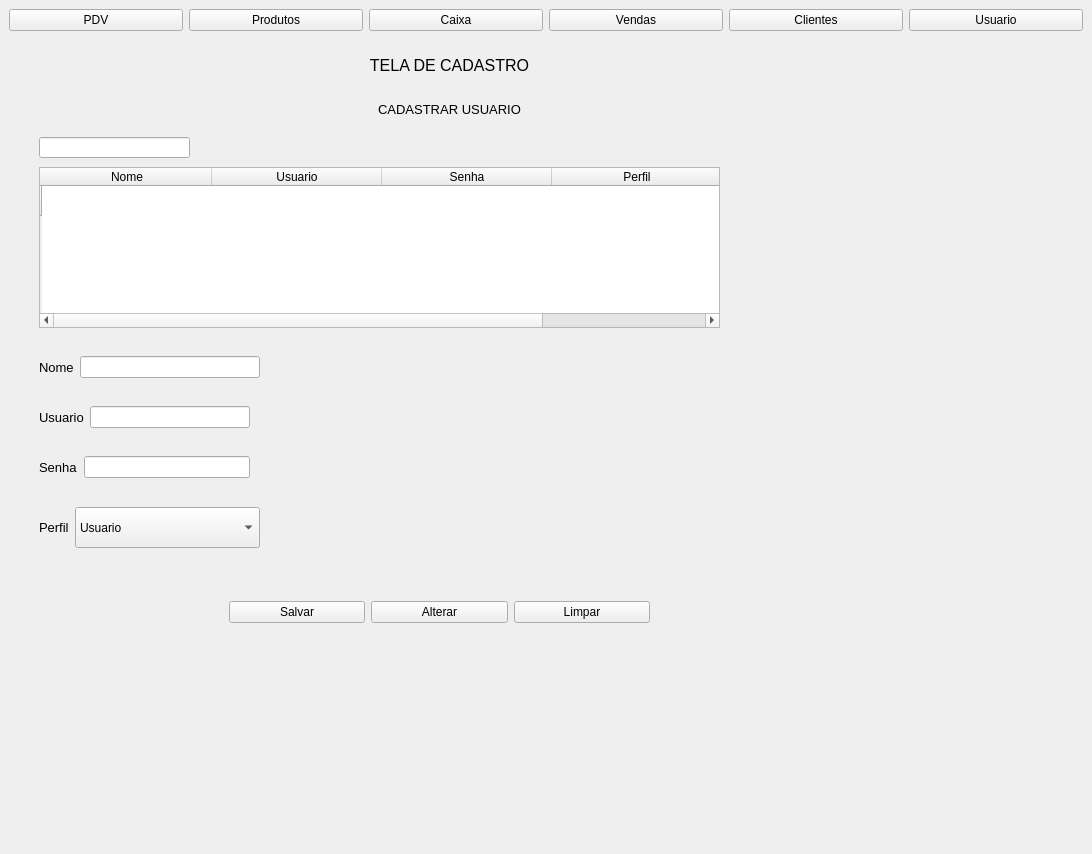
Above: untitled2.ui from Diego-Campos-Soares/Software-PDV before the change. Below: the same form after it.
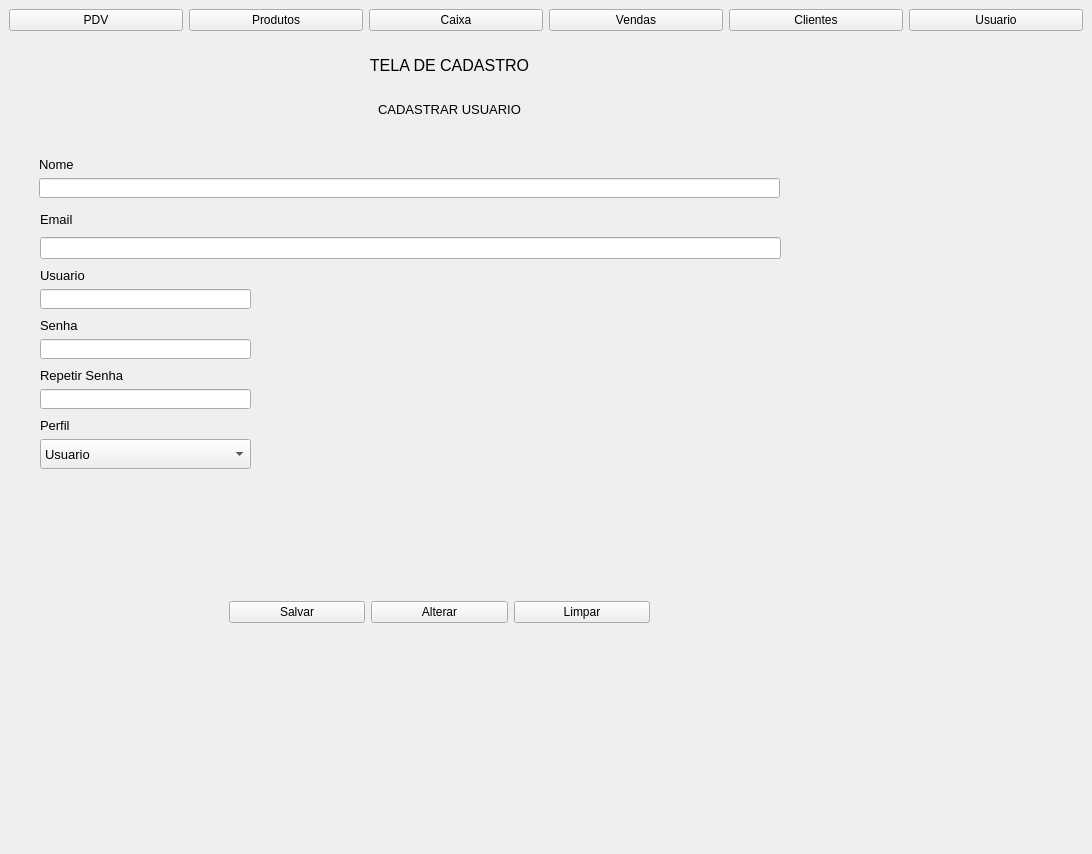
That is the form after the change. The open tabs and pages were chosen to show the change. Icons and pictures are not drawn.

```diff
--- a/untitled2.ui
+++ b/untitled2.ui
@@ -2258,77 +2258,6 @@
        </widget>
       </widget>
       <widget class="QWidget" name="Usuario">
-       <widget class="QTableWidget" name="tabale_user">
-        <property name="enabled">
-         <bool>true</bool>
-        </property>
-        <property name="geometry">
-         <rect>
-          <x>30</x>
-          <y>130</y>
-          <width>681</width>
-          <height>161</height>
-         </rect>
-        </property>
-        <property name="contextMenuPolicy">
-         <enum>Qt::DefaultContextMenu</enum>
-        </property>
-        <property name="styleSheet">
-         <string notr="true"/>
-        </property>
-        <property name="selectionBehavior">
-         <enum>QAbstractItemView::SelectColumns</enum>
-        </property>
-        <property name="showGrid">
-         <bool>false</bool>
-        </property>
-        <attribute name="horizontalHeaderDefaultSectionSize">
-         <number>170</number>
-        </attribute>
-        <row>
-         <property name="text">
-          <string/>
-         </property>
-        </row>
-        <column>
-         <property name="text">
-          <string>Nome</string>
-         </property>
-        </column>
-        <column>
-         <property name="text">
-          <string>Usuario</string>
-         </property>
-        </column>
-        <column>
-         <property name="text">
-          <string>Senha</string>
-         </property>
-        </column>
-        <column>
-         <property name="text">
-          <string>Perfil</string>
-         </property>
-        </column>
-        <item row="0" column="0">
-         <property name="text">
-          <string/>
-         </property>
-         <property name="textAlignment">
-          <set>AlignCenter</set>
-         </property>
-        </item>
-       </widget>
-       <widget class="QLineEdit" name="lineEdit_7">
-        <property name="geometry">
-         <rect>
-          <x>30</x>
-          <y>100</y>
-          <width>151</width>
-          <height>21</height>
-         </rect>
-        </property>
-       </widget>
        <widget class="QWidget" name="layoutWidget_4">
         <property name="geometry">
          <rect>
@@ -2400,51 +2329,16 @@
          </item>
         </layout>
        </widget>
-       <widget class="QWidget" name="layoutWidget_5">
+       <widget class="QWidget" name="">
         <property name="geometry">
          <rect>
           <x>30</x>
-          <y>360</y>
-          <width>211</width>
+          <y>120</y>
+          <width>741</width>
           <height>41</height>
          </rect>
         </property>
-        <layout class="QHBoxLayout" name="horizontalLayout_12">
-         <item>
-          <widget class="QLabel" name="label_5">
-           <property name="sizePolicy">
-            <sizepolicy hsizetype="Maximum" vsizetype="Preferred">
-             <horstretch>0</horstretch>
-             <verstretch>0</verstretch>
-            </sizepolicy>
-           </property>
-           <property name="text">
-            <string>&lt;html&gt;&lt;head/&gt;&lt;body&gt;&lt;p&gt;&lt;span style=&quot; font-size:10pt;&quot;&gt;Usuario&lt;/span&gt;&lt;/p&gt;&lt;/body&gt;&lt;/html&gt;</string>
-           </property>
-          </widget>
-         </item>
-         <item>
-          <widget class="QLineEdit" name="lineEdit_5">
-           <property name="sizePolicy">
-            <sizepolicy hsizetype="MinimumExpanding" vsizetype="Fixed">
-             <horstretch>0</horstretch>
-             <verstretch>0</verstretch>
-            </sizepolicy>
-           </property>
-          </widget>
-         </item>
-        </layout>
-       </widget>
-       <widget class="QWidget" name="layoutWidget_6">
-        <property name="geometry">
-         <rect>
-          <x>30</x>
-          <y>310</y>
-          <width>221</width>
-          <height>41</height>
-         </rect>
-        </property>
-        <layout class="QHBoxLayout" name="horizontalLayout_13">
+        <layout class="QVBoxLayout" name="verticalLayout_14">
          <item>
           <widget class="QLabel" name="label_6">
            <property name="sizePolicy">
@@ -2470,16 +2364,130 @@
          </item>
         </layout>
        </widget>
-       <widget class="QWidget" name="layoutWidget">
+       <widget class="QWidget" name="">
         <property name="geometry">
          <rect>
-          <x>30</x>
-          <y>470</y>
-          <width>221</width>
+          <x>31</x>
+          <y>171</y>
+          <width>741</width>
+          <height>51</height>
+         </rect>
+        </property>
+        <layout class="QVBoxLayout" name="verticalLayout_15">
+         <item>
+          <widget class="QLabel" name="label_8">
+           <property name="sizePolicy">
+            <sizepolicy hsizetype="Maximum" vsizetype="Preferred">
+             <horstretch>0</horstretch>
+             <verstretch>0</verstretch>
+            </sizepolicy>
+           </property>
+           <property name="text">
+            <string>&lt;html&gt;&lt;head/&gt;&lt;body&gt;&lt;p&gt;&lt;span style=&quot; font-size:10pt;&quot;&gt;Email&lt;/span&gt;&lt;/p&gt;&lt;/body&gt;&lt;/html&gt;</string>
+           </property>
+          </widget>
+         </item>
+         <item>
+          <widget class="QLineEdit" name="lineEdit_8">
+           <property name="sizePolicy">
+            <sizepolicy hsizetype="MinimumExpanding" vsizetype="Fixed">
+             <horstretch>0</horstretch>
+             <verstretch>0</verstretch>
+            </sizepolicy>
+           </property>
+          </widget>
+         </item>
+        </layout>
+       </widget>
+       <widget class="QWidget" name="">
+        <property name="geometry">
+         <rect>
+          <x>31</x>
+          <y>231</y>
+          <width>211</width>
           <height>41</height>
          </rect>
         </property>
-        <layout class="QHBoxLayout" name="horizontalLayout_9">
+        <layout class="QVBoxLayout" name="verticalLayout_18">
+         <item>
+          <widget class="QLabel" name="label_5">
+           <property name="sizePolicy">
+            <sizepolicy hsizetype="Maximum" vsizetype="Preferred">
+             <horstretch>0</horstretch>
+             <verstretch>0</verstretch>
+            </sizepolicy>
+           </property>
+           <property name="text">
+            <string>&lt;html&gt;&lt;head/&gt;&lt;body&gt;&lt;p&gt;&lt;span style=&quot; font-size:10pt;&quot;&gt;Usuario&lt;/span&gt;&lt;/p&gt;&lt;/body&gt;&lt;/html&gt;</string>
+           </property>
+          </widget>
+         </item>
+         <item>
+          <widget class="QLineEdit" name="lineEdit_5">
+           <property name="sizePolicy">
+            <sizepolicy hsizetype="MinimumExpanding" vsizetype="Fixed">
+             <horstretch>0</horstretch>
+             <verstretch>0</verstretch>
+            </sizepolicy>
+           </property>
+          </widget>
+         </item>
+        </layout>
+       </widget>
+       <widget class="QWidget" name="">
+        <property name="geometry">
+         <rect>
+          <x>31</x>
+          <y>281</y>
+          <width>211</width>
+          <height>41</height>
+         </rect>
+        </property>
+        <layout class="QVBoxLayout" name="verticalLayout_19">
+         <item>
+          <widget class="QLabel" name="label_4">
+           <property name="text">
+            <string>&lt;html&gt;&lt;head/&gt;&lt;body&gt;&lt;p&gt;&lt;span style=&quot; font-size:10pt;&quot;&gt;Senha&lt;/span&gt;&lt;/p&gt;&lt;/body&gt;&lt;/html&gt;</string>
+           </property>
+          </widget>
+         </item>
+         <item>
+          <widget class="QLineEdit" name="lineEdit_4"/>
+         </item>
+        </layout>
+       </widget>
+       <widget class="QWidget" name="">
+        <property name="geometry">
+         <rect>
+          <x>31</x>
+          <y>331</y>
+          <width>211</width>
+          <height>41</height>
+         </rect>
+        </property>
+        <layout class="QVBoxLayout" name="verticalLayout_20">
+         <item>
+          <widget class="QLabel" name="label_7">
+           <property name="text">
+            <string>&lt;html&gt;&lt;head/&gt;&lt;body&gt;&lt;p&gt;&lt;span style=&quot; font-size:10pt;&quot;&gt;Repetir Senha&lt;/span&gt;&lt;/p&gt;&lt;/body&gt;&lt;/html&gt;</string>
+           </property>
+          </widget>
+         </item>
+         <item>
+          <widget class="QLineEdit" name="lineEdit_7"/>
+         </item>
+        </layout>
+       </widget>
+       <widget class="QWidget" name="">
+        <property name="geometry">
+         <rect>
+          <x>31</x>
+          <y>381</y>
+          <width>211</width>
+          <height>51</height>
+         </rect>
+        </property>
+        <layout class="QVBoxLayout" name="verticalLayout_21">
          <item>
           <widget class="QLabel" name="Perfil_2">
            <property name="sizePolicy">
@@ -2507,6 +2515,11 @@
              <height>16777215</height>
             </size>
            </property>
+           <property name="font">
+            <font>
+             <pointsize>10</pointsize>
+            </font>
+           </property>
            <item>
             <property name="text">
              <string>Usuario</string>
@@ -2521,28 +2534,6 @@
          </item>
         </layout>
        </widget>
-       <widget class="QWidget" name="layoutWidget">
-        <property name="geometry">
-         <rect>
-          <x>30</x>
-          <y>410</y>
-          <width>211</width>
-          <height>41</height>
-         </rect>
-        </property>
-        <layout class="QHBoxLayout" name="horizontalLayout_11">
-         <item>
-          <widget class="QLabel" name="label_4">
-           <property name="text">
-            <string>&lt;html&gt;&lt;head/&gt;&lt;body&gt;&lt;p&gt;&lt;span style=&quot; font-size:10pt;&quot;&gt;Senha&lt;/span&gt;&lt;/p&gt;&lt;/body&gt;&lt;/html&gt;</string>
-           </property>
-          </widget>
-         </item>
-         <item>
-          <widget class="QLineEdit" name="lineEdit_4"/>
-         </item>
-        </layout>
-       </widget>
       </widget>
      </widget>
     </item>
```
Left out of the diff: 8 changed lines with no effect on the pictures.
